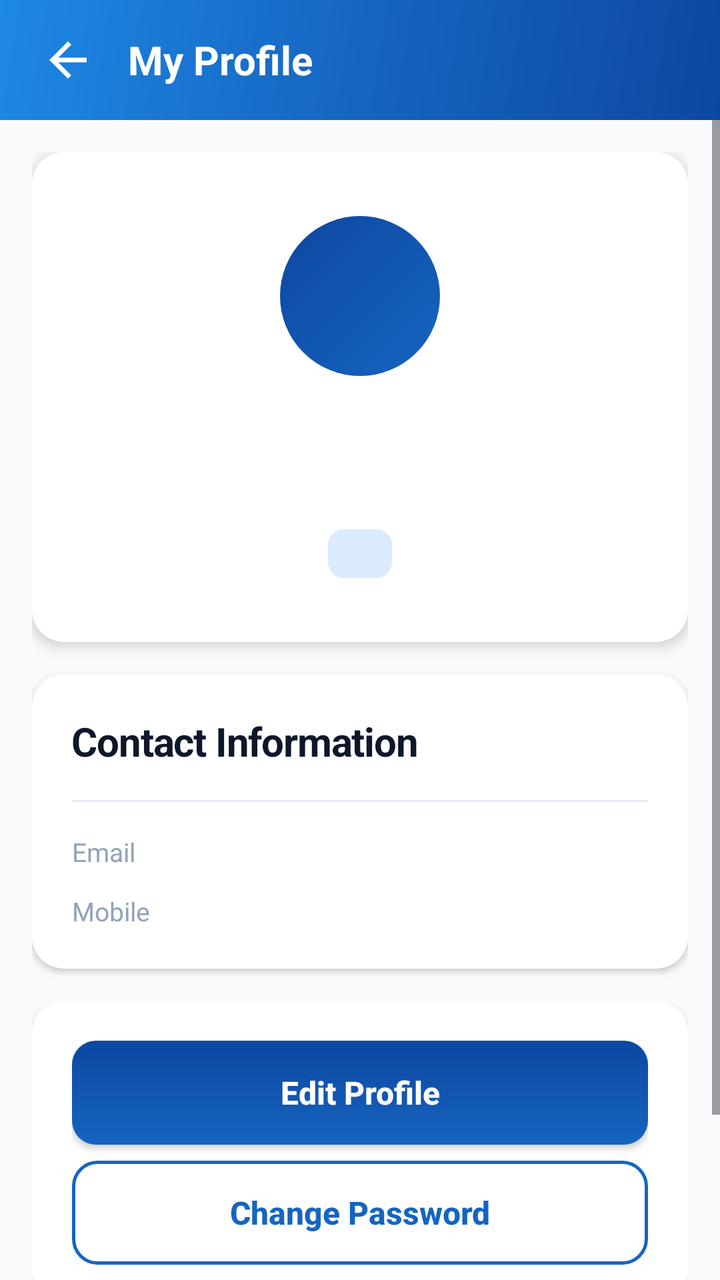
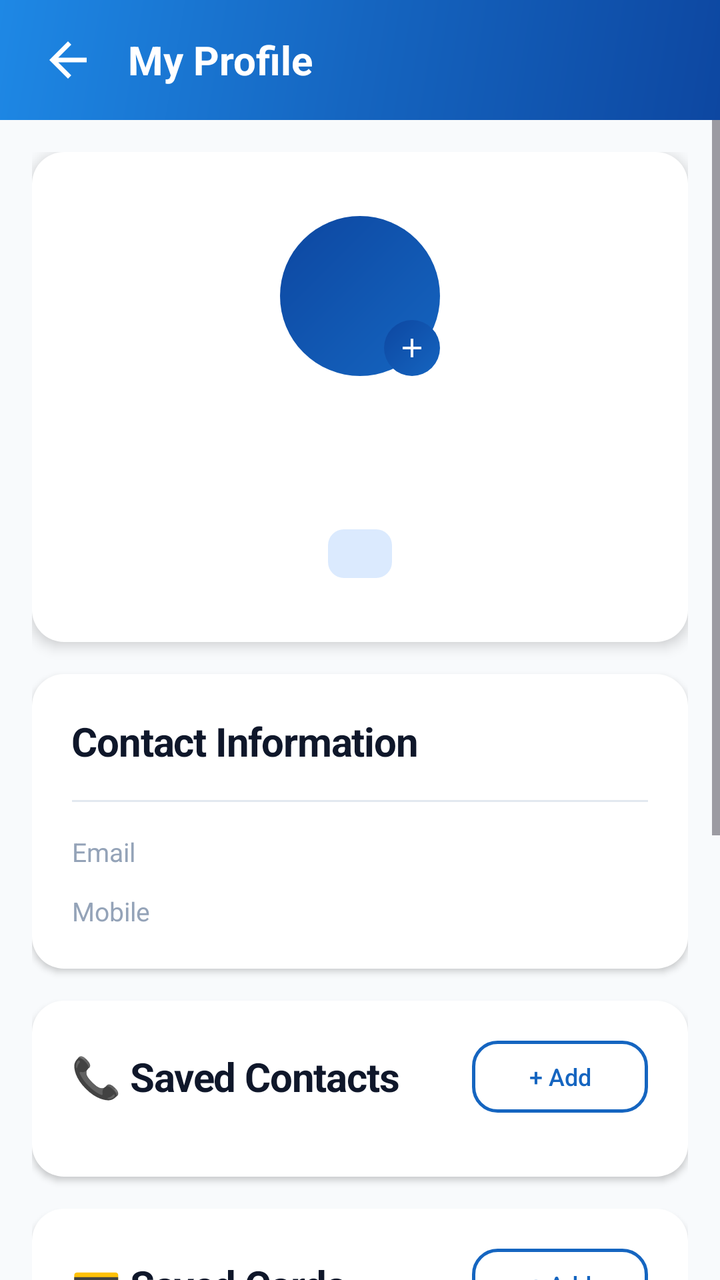

Two renders of the same Android screen: before a commit and after it. Below are the layout's source before the change and the commit's diff.
<!-- AndroidManifest.xml: application theme Theme.TestApplication -->
<!-- res/layout/activity_profile.xml -->
<?xml version="1.0" encoding="utf-8"?>
<LinearLayout xmlns:android="http://schemas.android.com/apk/res/android"
    android:layout_width="match_parent"
    android:layout_height="match_parent"
    android:orientation="vertical"
    android:background="@color/lodgio_bg">

    
    <LinearLayout
        android:layout_width="match_parent"
        android:layout_height="@dimen/toolbar_height"
        android:background="@drawable/bg_gradient_primary"
        android:gravity="center_vertical"
        android:paddingHorizontal="@dimen/spacing_base"
        android:orientation="horizontal">

        <ImageView
            android:id="@+id/btnBack"
            android:layout_width="@dimen/icon_lg"
            android:layout_height="@dimen/icon_lg"
            android:src="@drawable/ic_arrow_back"
            android:contentDescription="Back"
            android:padding="@dimen/spacing_xs" />

        <TextView
            android:layout_width="0dp"
            android:layout_height="wrap_content"
            android:layout_weight="1"
            android:text="My Profile"
            android:textColor="@color/white"
            android:textSize="@dimen/text_title"
            android:textStyle="bold"
            android:layout_marginStart="@dimen/spacing_md" />
    </LinearLayout>

    <ProgressBar
        android:id="@+id/progressBar"
        android:layout_width="wrap_content"
        android:layout_height="wrap_content"
        android:layout_gravity="center"
        android:visibility="gone"
        android:layout_marginTop="@dimen/spacing_2xl" />

    <ScrollView
        android:layout_width="match_parent"
        android:layout_height="match_parent">

        <LinearLayout
            android:layout_width="match_parent"
            android:layout_height="wrap_content"
            android:orientation="vertical"
            android:padding="@dimen/spacing_base">

            
            <LinearLayout
                android:layout_width="match_parent"
                android:layout_height="wrap_content"
                android:orientation="vertical"
                android:gravity="center_horizontal"
                android:background="@drawable/card_background"
                android:padding="@dimen/spacing_2xl"
                android:elevation="@dimen/elevation_md"
                android:layout_marginBottom="@dimen/spacing_base">

                <TextView
                    android:id="@+id/tvAvatarInitial"
                    android:layout_width="@dimen/avatar_xl"
                    android:layout_height="@dimen/avatar_xl"
                    android:background="@drawable/avatar_circle"
                    android:gravity="center"
                    android:textSize="@dimen/text_display"
                    android:textStyle="bold"
                    android:textColor="@color/white"
                    android:layout_marginBottom="@dimen/spacing_base" />

                <TextView
                    android:id="@+id/tvNameInfo"
                    android:layout_width="wrap_content"
                    android:layout_height="wrap_content"
                    android:textSize="@dimen/text_title"
                    android:textStyle="bold"
                    android:textColor="@color/lodgio_text_primary"
                    android:layout_marginBottom="@dimen/spacing_xs" />

                <TextView
                    android:id="@+id/tvEmailInfo"
                    android:layout_width="wrap_content"
                    android:layout_height="wrap_content"
                    android:textSize="@dimen/text_body_sm"
                    android:textColor="@color/lodgio_text_secondary"
                    android:layout_marginBottom="@dimen/spacing_md" />

                <TextView
                    android:id="@+id/tvRoleBadge"
                    android:layout_width="wrap_content"
                    android:layout_height="wrap_content"
                    android:background="@drawable/badge_guest"
                    android:paddingHorizontal="@dimen/spacing_base"
                    android:paddingVertical="@dimen/spacing_xs"
                    android:textSize="12sp"
                    android:textStyle="bold"
                    android:textColor="@color/lodgio_guest_badge" />
            </LinearLayout>

            
            <LinearLayout
                android:layout_width="match_parent"
                android:layout_height="wrap_content"
                android:orientation="vertical"
                android:background="@drawable/card_background"
                android:padding="@dimen/spacing_lg"
                android:elevation="@dimen/elevation_sm"
                android:layout_marginBottom="@dimen/spacing_base">

                <TextView
                    android:layout_width="wrap_content"
                    android:layout_height="wrap_content"
                    android:text="Contact Information"
                    style="@style/LodgioSectionHeader"
                    android:layout_marginBottom="@dimen/spacing_base" />

                <View
                    android:layout_width="match_parent"
                    android:layout_height="1dp"
                    android:background="@color/lodgio_divider"
                    android:layout_marginBottom="@dimen/spacing_base" />

                
                <LinearLayout
                    android:layout_width="match_parent"
                    android:layout_height="wrap_content"
                    android:orientation="horizontal"
                    android:gravity="center_vertical"
                    android:layout_marginBottom="@dimen/spacing_md">

                    <TextView
                        android:layout_width="0dp"
                        android:layout_weight="1"
                        android:layout_height="wrap_content"
                        android:text="Email"
                        android:textSize="@dimen/text_body_sm"
                        android:textColor="@color/lodgio_text_hint" />

                    <TextView
                        android:id="@+id/tvEmailDetail"
                        android:layout_width="wrap_content"
                        android:layout_height="wrap_content"
                        android:textSize="@dimen/text_body_sm"
                        android:textStyle="bold"
                        android:textColor="@color/lodgio_text_primary" />
                </LinearLayout>

                
                <LinearLayout
                    android:layout_width="match_parent"
                    android:layout_height="wrap_content"
                    android:orientation="horizontal"
                    android:gravity="center_vertical">

                    <TextView
                        android:layout_width="0dp"
                        android:layout_weight="1"
                        android:layout_height="wrap_content"
                        android:text="Mobile"
                        android:textSize="@dimen/text_body_sm"
                        android:textColor="@color/lodgio_text_hint" />

                    <TextView
                        android:id="@+id/tvMobileInfo"
                        android:layout_width="wrap_content"
                        android:layout_height="wrap_content"
                        android:textSize="@dimen/text_body_sm"
                        android:textStyle="bold"
                        android:textColor="@color/lodgio_text_primary" />
                </LinearLayout>
            </LinearLayout>

            
            <LinearLayout
                android:layout_width="match_parent"
                android:layout_height="wrap_content"
                android:orientation="vertical"
                android:background="@drawable/card_background"
                android:padding="@dimen/spacing_lg"
                android:elevation="@dimen/elevation_sm"
                android:layout_marginBottom="@dimen/spacing_base">

                <Button
                    android:id="@+id/btnUpdateProfile"
                    android:layout_width="match_parent"
                    android:layout_height="@dimen/btn_height"
                    android:background="@drawable/btn_primary_bg"
                    android:text="Edit Profile"
                    android:textColor="@color/white"
                    android:textSize="@dimen/text_subtitle"
                    android:textAllCaps="false"
                    android:textStyle="bold"
                    android:layout_marginBottom="@dimen/spacing_sm" />

                <Button
                    android:id="@+id/btnChangePassword"
                    android:layout_width="match_parent"
                    android:layout_height="@dimen/btn_height"
                    android:background="@drawable/btn_outlined_bg"
                    android:text="Change Password"
                    android:textColor="@color/lodgio_primary"
                    android:textSize="@dimen/text_subtitle"
                    android:textAllCaps="false"
                    android:textStyle="bold" />
            </LinearLayout>

            
            <Button
                android:id="@+id/btnLogout"
                android:layout_width="match_parent"
                android:layout_height="@dimen/btn_height"
                android:background="@drawable/btn_danger_bg"
                android:text="Logout"
                android:textColor="@color/white"
                android:textSize="@dimen/text_subtitle"
                android:textAllCaps="false"
                android:textStyle="bold" />

        </LinearLayout>
    </ScrollView>
</LinearLayout>
<!-- resources referenced by this layout -->
<resources>
  <color name="lodgio_bg">#F8FAFC</color>
  <color name="lodgio_divider">#E2E8F0</color>
  <color name="lodgio_guest_badge">#3B82F6</color>
  <color name="lodgio_primary">#1565C0</color>
  <color name="lodgio_text_hint">#94A3B8</color>
  <color name="lodgio_text_primary">#0F172A</color>
  <color name="lodgio_text_secondary">#64748B</color>
  <color name="white">#FFFFFFFF</color>
  <dimen name="avatar_xl">80dp</dimen>
  <dimen name="btn_height">52dp</dimen>
  <dimen name="elevation_md">4dp</dimen>
  <dimen name="elevation_sm">2dp</dimen>
  <dimen name="icon_lg">36dp</dimen>
  <dimen name="spacing_2xl">32dp</dimen>
  <dimen name="spacing_base">16dp</dimen>
  <dimen name="spacing_lg">20dp</dimen>
  <dimen name="spacing_md">12dp</dimen>
  <dimen name="spacing_sm">8dp</dimen>
  <dimen name="spacing_xs">4dp</dimen>
  <dimen name="text_body_sm">13sp</dimen>
  <dimen name="text_display">32sp</dimen>
  <dimen name="text_subtitle">16sp</dimen>
  <dimen name="text_title">20sp</dimen>
  <dimen name="toolbar_height">60dp</dimen>
  <!-- drawable avatar_circle (drawable) -->
  <?xml version="1.0" encoding="utf-8"?>
  <shape xmlns:android="http://schemas.android.com/apk/res/android"
      android:shape="oval">
      <gradient
          android:startColor="@color/lodgio_primary"
          android:endColor="@color/lodgio_primary_dark"
          android:angle="135" />
  </shape>
  <!-- drawable badge_guest (drawable) -->
  <?xml version="1.0" encoding="utf-8"?>
  <shape xmlns:android="http://schemas.android.com/apk/res/android"
      android:shape="rectangle">
      <solid android:color="@color/lodgio_guest_badge_bg" />
      <corners android:radius="@dimen/radius_sm" />
  </shape>
  <!-- drawable btn_danger_bg (drawable) -->
  <?xml version="1.0" encoding="utf-8"?>
  <shape xmlns:android="http://schemas.android.com/apk/res/android"
      android:shape="rectangle">
      <solid android:color="@color/lodgio_error" />
      <corners android:radius="@dimen/radius_md" />
  </shape>
  <!-- drawable btn_outlined_bg (drawable) -->
  <?xml version="1.0" encoding="utf-8"?>
  <shape xmlns:android="http://schemas.android.com/apk/res/android"
      android:shape="rectangle">
      <solid android:color="@android:color/transparent" />
      <corners android:radius="@dimen/radius_md" />
      <stroke android:width="1.5dp" android:color="@color/lodgio_primary" />
  </shape>
  <!-- drawable card_background (drawable) -->
  <?xml version="1.0" encoding="utf-8"?>
  <shape xmlns:android="http://schemas.android.com/apk/res/android"
      android:shape="rectangle">
      <solid android:color="@color/white" />
      <corners android:radius="@dimen/radius_lg" />
  </shape>
  <style name="LodgioSectionHeader">
          <item name="android:textSize">@dimen/text_title</item>
          <item name="android:textStyle">bold</item>
          <item name="android:textColor">@color/lodgio_text_primary</item>
          <item name="android:letterSpacing">-0.02</item>
      </style>
  <style name="Theme.TestApplication" parent="Base.Theme.TestApplication" />
  <color name="lodgio_primary_dark">#0D47A1</color>
  <color name="lodgio_guest_badge_bg">#DBEAFE</color>
  <dimen name="radius_sm">8dp</dimen>
  <color name="lodgio_gradient_start">#0D47A1</color>
  <color name="lodgio_gradient_mid">#1565C0</color>
  <color name="lodgio_gradient_end">#1E88E5</color>
  <color name="lodgio_error">#DC2626</color>
  <dimen name="radius_md">12dp</dimen>
  <dimen name="radius_lg">16dp</dimen>
  <color name="lodgio_accent">#FF8F00</color>
  <!-- unchanged entries left out for length: 4 -->
</resources>

<!-- the commit's change to res/layout/activity_profile.xml (unified diff, before → after) -->
@@ -62,16 +62,43 @@
                 android:elevation="@dimen/elevation_md"
                 android:layout_marginBottom="@dimen/spacing_base">
 
-                <TextView
-                    android:id="@+id/tvAvatarInitial"
+                
+                <FrameLayout
+                    android:id="@+id/flAvatar"
                     android:layout_width="@dimen/avatar_xl"
                     android:layout_height="@dimen/avatar_xl"
-                    android:background="@drawable/avatar_circle"
-                    android:gravity="center"
-                    android:textSize="@dimen/text_display"
-                    android:textStyle="bold"
-                    android:textColor="@color/white"
-                    android:layout_marginBottom="@dimen/spacing_base" />
+                    android:layout_marginBottom="@dimen/spacing_base">
+
+                    <TextView
+                        android:id="@+id/tvAvatarInitial"
+                        android:layout_width="match_parent"
+                        android:layout_height="match_parent"
+                        android:background="@drawable/avatar_circle"
+                        android:gravity="center"
+                        android:textSize="@dimen/text_display"
+                        android:textStyle="bold"
+                        android:textColor="@color/white" />
+
+                    
+                    <ImageView
+                        android:id="@+id/ivAvatarPhoto"
+                        android:layout_width="match_parent"
+                        android:layout_height="match_parent"
+                        android:scaleType="centerCrop"
+                        android:visibility="gone"
+                        android:contentDescription="Profile Photo" />
+
+                    
+                    <ImageView
+                        android:id="@+id/btnChangePhoto"
+                        android:layout_width="28dp"
+                        android:layout_height="28dp"
+                        android:layout_gravity="bottom|end"
+                        android:src="@drawable/ic_add"
+                        android:background="@drawable/avatar_circle"
+                        android:padding="6dp"
+                        android:contentDescription="Change Photo" />
+                </FrameLayout>
 
                 <TextView
                     android:id="@+id/tvNameInfo"
@@ -173,6 +200,92 @@
                         android:textStyle="bold"
                         android:textColor="@color/lodgio_text_primary" />
                 </LinearLayout>
+            </LinearLayout>
+
+            
+            <LinearLayout
+                android:layout_width="match_parent"
+                android:layout_height="wrap_content"
+                android:orientation="vertical"
+                android:background="@drawable/card_background"
+                android:padding="@dimen/spacing_lg"
+                android:elevation="@dimen/elevation_sm"
+                android:layout_marginBottom="@dimen/spacing_base">
+
+                <LinearLayout
+                    android:layout_width="match_parent"
+                    android:layout_height="wrap_content"
+                    android:orientation="horizontal"
+                    android:gravity="center_vertical"
+                    android:layout_marginBottom="@dimen/spacing_md">
+
+                    <TextView
+                        android:layout_width="0dp"
+                        android:layout_weight="1"
+                        android:layout_height="wrap_content"
+                        android:text="📞 Saved Contacts"
+                        style="@style/LodgioSectionHeader" />
+
+                    <Button
+                        android:id="@+id/btnAddContact"
+                        android:layout_width="wrap_content"
+                        android:layout_height="36dp"
+                        android:background="@drawable/btn_outlined_bg"
+                        android:text="+ Add"
+                        android:textColor="@color/lodgio_primary"
+                        android:textSize="12sp"
+                        android:textAllCaps="false"
+                        android:paddingHorizontal="@dimen/spacing_md" />
+                </LinearLayout>
+
+                <LinearLayout
+                    android:id="@+id/llContactNumbers"
+                    android:layout_width="match_parent"
+                    android:layout_height="wrap_content"
+                    android:orientation="vertical" />
+            </LinearLayout>
+
+            
+            <LinearLayout
+                android:layout_width="match_parent"
+                android:layout_height="wrap_content"
+                android:orientation="vertical"
+                android:background="@drawable/card_background"
+                android:padding="@dimen/spacing_lg"
+                android:elevation="@dimen/elevation_sm"
+                android:layout_marginBottom="@dimen/spacing_base">
+
+                <LinearLayout
+                    android:layout_width="match_parent"
+                    android:layout_height="wrap_content"
+                    android:orientation="horizontal"
+                    android:gravity="center_vertical"
+                    android:layout_marginBottom="@dimen/spacing_md">
+
+                    <TextView
+                        android:layout_width="0dp"
+                        android:layout_weight="1"
+                        android:layout_height="wrap_content"
+                        android:text="💳 Saved Cards"
+                        style="@style/LodgioSectionHeader" />
+
+                    <Button
+                        android:id="@+id/btnAddCard"
+                        android:layout_width="wrap_content"
+                        android:layout_height="36dp"
+                        android:background="@drawable/btn_outlined_bg"
+                        android:text="+ Add"
+                        android:textColor="@color/lodgio_primary"
+                        android:textSize="12sp"
+                        android:textAllCaps="false"
+                        android:paddingHorizontal="@dimen/spacing_md" />
+                </LinearLayout>
+
+                <LinearLayout
+                    android:id="@+id/llSavedCards"
+                    android:layout_width="match_parent"
+                    android:layout_height="wrap_content"
+                    android:orientation="vertical" />
             </LinearLayout>
 
             
@@ -210,6 +323,33 @@
             </LinearLayout>
 
             
+            <LinearLayout
+                android:layout_width="match_parent"
+                android:layout_height="wrap_content"
+                android:orientation="vertical"
+                android:background="@drawable/card_background"
+                android:padding="@dimen/spacing_lg"
+                android:elevation="@dimen/elevation_sm"
+                android:layout_marginBottom="@dimen/spacing_base">
+
+                <TextView
+                    android:id="@+id/tvHistoryLabel"
+                    android:layout_width="wrap_content"
+                    android:layout_height="wrap_content"
+                    android:text="📅 History"
+                    style="@style/LodgioSectionHeader"
+                    android:layout_marginBottom="@dimen/spacing_md"
+                    android:visibility="gone" />
+
+                <LinearLayout
+                    android:id="@+id/llBookingHistory"
+                    android:layout_width="match_parent"
+                    android:layout_height="wrap_content"
+                    android:orientation="vertical"
+                    android:visibility="gone" />
+            </LinearLayout>
+
+            
             <Button
                 android:id="@+id/btnLogout"
                 android:layout_width="match_parent"
<!-- resource entries referenced after the edit -->
@@ -62,6 +62,17 @@
       <solid android:color="@color/white" />
       <corners android:radius="@dimen/radius_lg" />
   </shape>
+  <!-- drawable ic_add (drawable) -->
+  <?xml version="1.0" encoding="utf-8"?>
+  <vector xmlns:android="http://schemas.android.com/apk/res/android"
+      android:width="24dp"
+      android:height="24dp"
+      android:viewportWidth="24"
+      android:viewportHeight="24">
+      <path
+          android:fillColor="#FFFFFF"
+          android:pathData="M19,13h-6v6h-2v-6H5v-2h6V5h2v6h6v2z" />
+  </vector>
   <style name="LodgioSectionHeader">
           <item name="android:textSize">@dimen/text_title</item>
           <item name="android:textStyle">bold</item>
